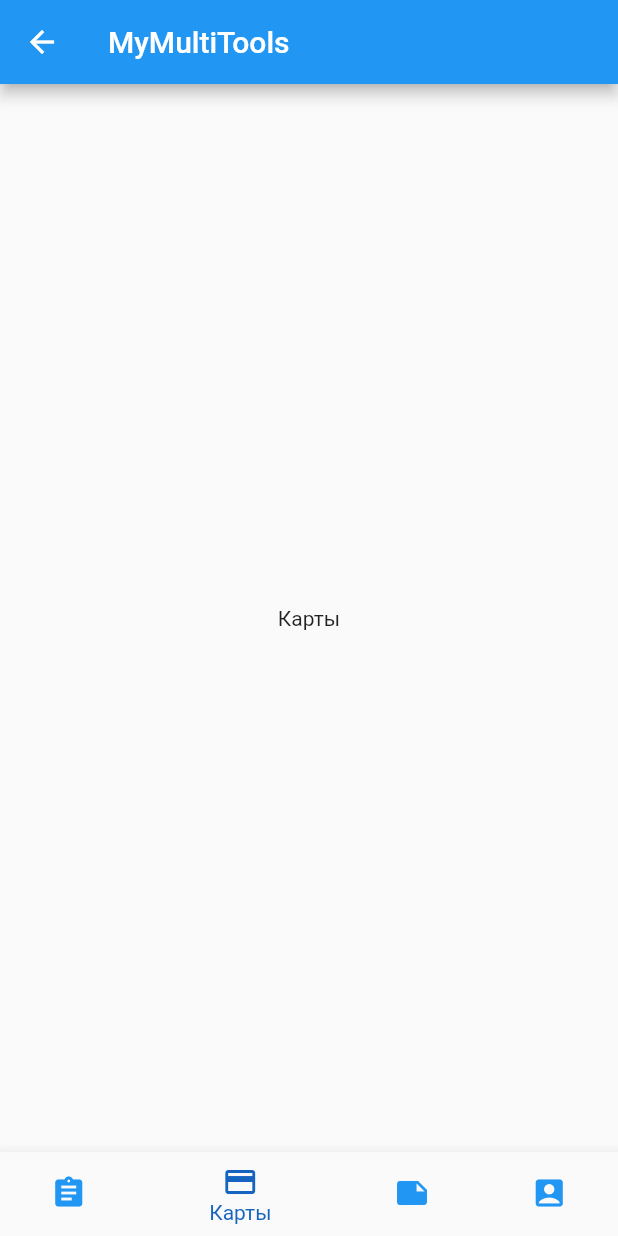
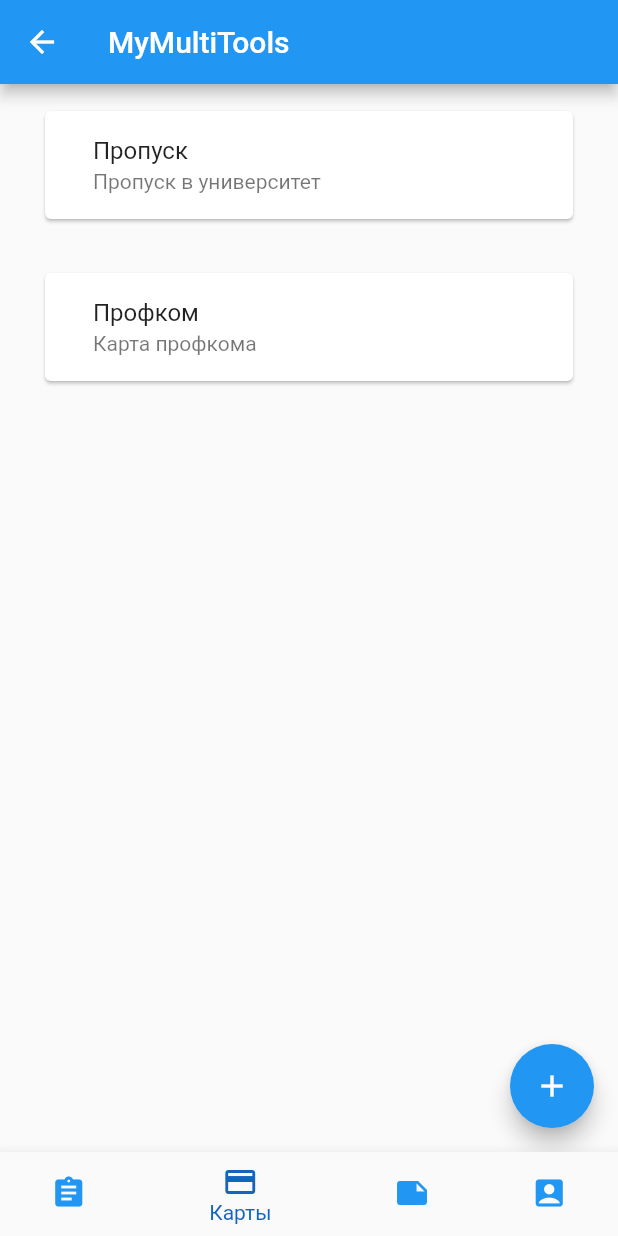
Before and after one commit to FaneTheEternal/mymultitools_frontend, a Flutter app: the MyMultiTools screen opened directly, item 2 of the bottom bar chosen, on a phone screen of 412 x 824 dp. Run offline on Flutter 3.47's test engine with Material 2 defaults, Android fonts, the phone set to English and light mode, and no system bars; our stand-ins replace recase, sqflite; accounts and stored records are empty.

Commit message:
Базовый функционал карт

```diff
--- a/lib/app.dart
+++ b/lib/app.dart
@@ -16,7 +16,7 @@ class _MyMultiToolsState extends State<MyMultiTools> {
 
   static List<Widget> _widgetOptions = [
     Schedule(),
-    Cards(),
+    CardsList(),
     NotesList(),
     Profile(),
   ];
@@ -37,6 +37,7 @@ class _MyMultiToolsState extends State<MyMultiTools> {
         child: MultiProvider(
             providers: [
               ChangeNotifierProvider(create: (context) => Notes()),
+              ChangeNotifierProvider(create: (context) => Cards())
             ],
             child: _widgetOptions.elementAt(_selectedIndex)
         ),
--- a/lib/apps/cards.dart
+++ b/lib/apps/cards.dart
@@ -1,14 +1,87 @@
+import 'dart:collection';
+
 import 'package:flutter/material.dart';
-import 'package:mymultitools_frontend/KeyWords.dart';
+import 'package:provider/provider.dart';
 
-class Cards extends StatefulWidget {
-  @override
-  _CardsState createState() => _CardsState();
+class CardModel {
+  String name;
+  String description;
+  String uid;
+
+  CardModel({this.name, this.description, this.uid});
 }
 
-class _CardsState extends State<Cards> {
+class Cards extends ChangeNotifier {
+  final List<CardModel> _cards = [
+    CardModel(name: 'Пропуск', description: 'Пропуск в университет'),
+    CardModel(name: 'Профком', description: 'Карта профкома')
+  ];
+
+  add(CardModel card) {
+    _cards.add(card);
+    notifyListeners();
+  }
+
+  at(int index) {
+    return _cards.elementAt(index);
+  }
+
+  int get count => _cards.length;
+  UnmodifiableListView get cards => UnmodifiableListView(_cards);
+}
+
+class CardTile extends StatelessWidget {
+  final CardModel _card;
+
+  CardTile({Key key, @required card}) : _card = card;
+
   @override
   Widget build(BuildContext context) {
-    return Text(KeyWords.cards.sentenceCase);
+    return Padding(
+      padding: EdgeInsets.all(10),
+      child: Card(
+        child: FlatButton(
+          onPressed: () {},
+          child: ListTile(
+            title: Text(_card.name),
+            subtitle: Text(_card.description),
+          ),
+        ),
+      ),
+    );
   }
 }
+
+class CardsList extends StatefulWidget {
+  @override
+  _CardsListState createState() => _CardsListState();
+}
+
+class _CardsListState extends State<CardsList> {
+  @override
+  Widget build(BuildContext context) {
+    return Consumer<Cards>(
+      builder: (context, cards, child) {
+        return Scaffold(
+          body: Column(
+            children: [
+              Flexible(
+                child: ListView.builder(
+                    itemCount: cards.count,
+                    itemBuilder: (context, index) {
+                      return ListTile(
+                        title: CardTile(card: cards.at(index)),
+                      );
+                    }),
+              )
+            ],
+          ),
+          floatingActionButton: FloatingActionButton(
+            child: Icon(Icons.add),
+            onPressed: () {},
+          ),
+        );
+      },
+    );
+  }
+}
```
